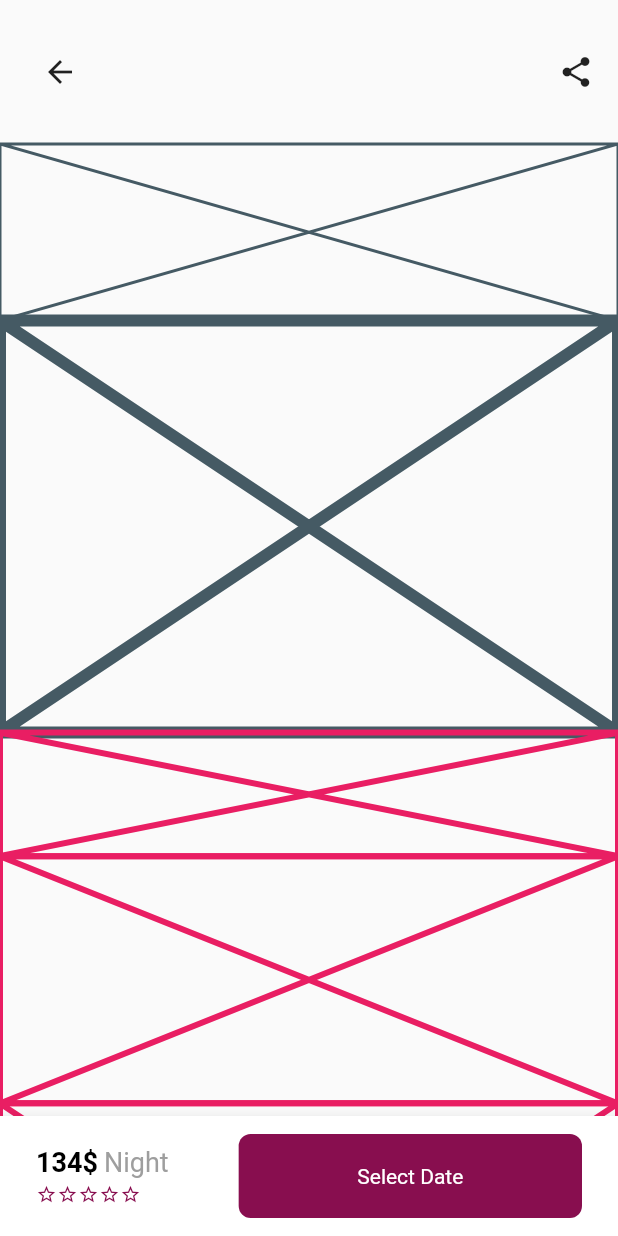
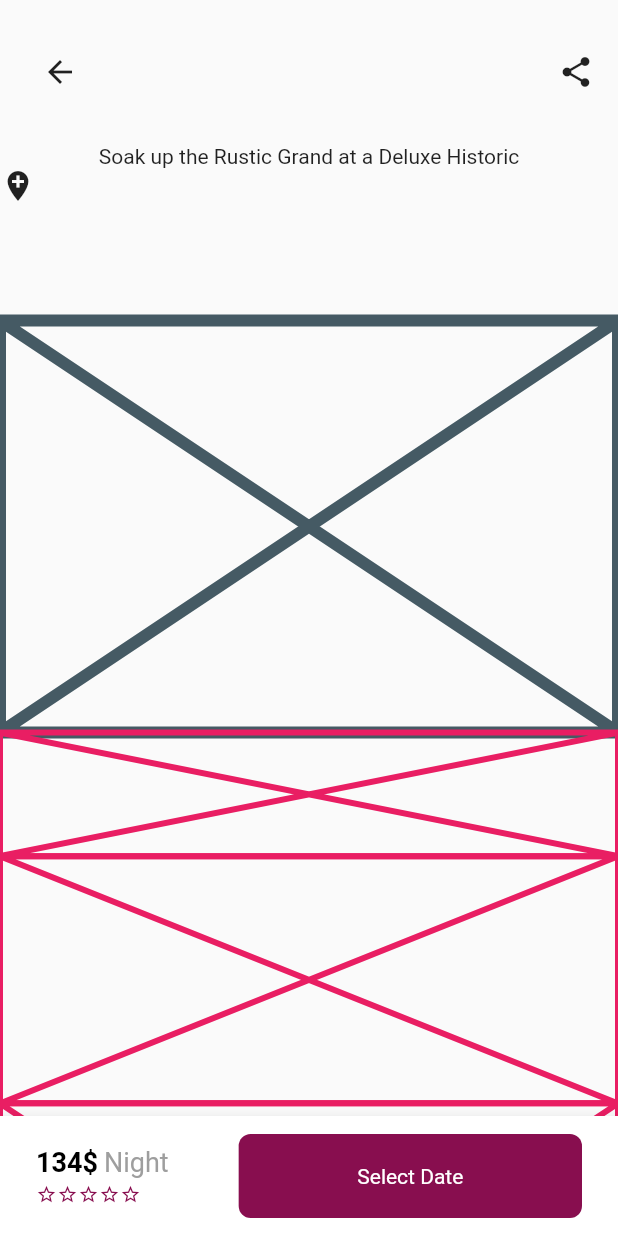
Before and after one commit to JAICHANGPARK/flutter_notebook_the_third_story, a Flutter app: the DetailPage screen opened directly, on a phone screen of 412 x 824 dp. Run offline on Flutter 3.47's test engine with Material 2 defaults, Android fonts, the phone set to English and light mode, and no system bars; our stand-ins replace badges, dotted_border, fl_chart, page_transition, percent_indicator; network calls fail.

Commit message:
Update detail_page.dart

```diff
--- a/lib/real_estate_app/detail_page.dart
+++ b/lib/real_estate_app/detail_page.dart
@@ -37,7 +37,18 @@ class _DetailPageState extends State<DetailPage> {
               ),
               Container(
                 height: MediaQuery.of(context).size.height / 7,
-                child: Placeholder(),
+                child: Column(
+                  children: <Widget>[
+                    Text("Soak up the Rustic Grand at a Deluxe Historic", ),
+                    Row(
+                      children: <Widget>[
+                        Icon(Icons.add_location),
+
+
+                      ],
+                    )
+                  ],
+                ),
               ),
               Container(
                 height: MediaQuery.of(context).size.height / 3,
```
